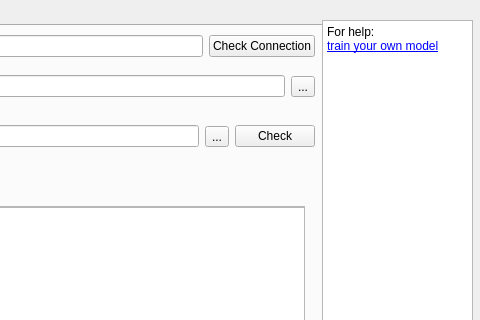
Qt form ui/test.ui (PadishahIII/RFGuess) before a commit; both pictures show x 948 to 1428 and y 0 to 320 of the 1428 by 534 pixel window.
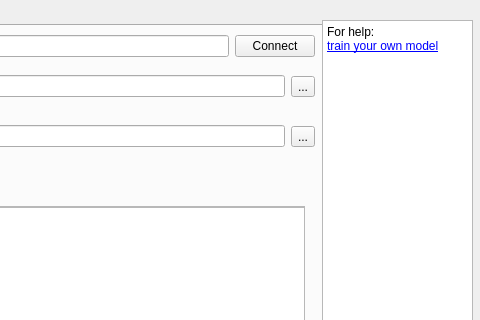
The same form after that commit.

Diff of the .ui file:
```diff
--- a/ui/test.ui
+++ b/ui/test.ui
@@ -546,7 +546,7 @@
        <item>
         <widget class="QPushButton" name="checkDbConnBtn">
          <property name="text">
-          <string>Check Connection</string>
+          <string>Connect</string>
          </property>
         </widget>
        </item>
@@ -638,13 +638,6 @@
          </property>
         </widget>
        </item>
-       <item>
-        <widget class="QPushButton" name="piiFileCheckBtn">
-         <property name="text">
-          <string>Check</string>
-         </property>
-        </widget>
-       </item>
       </layout>
      </widget>
      <widget class="QPushButton" name="initDatabaseBtn">
```
